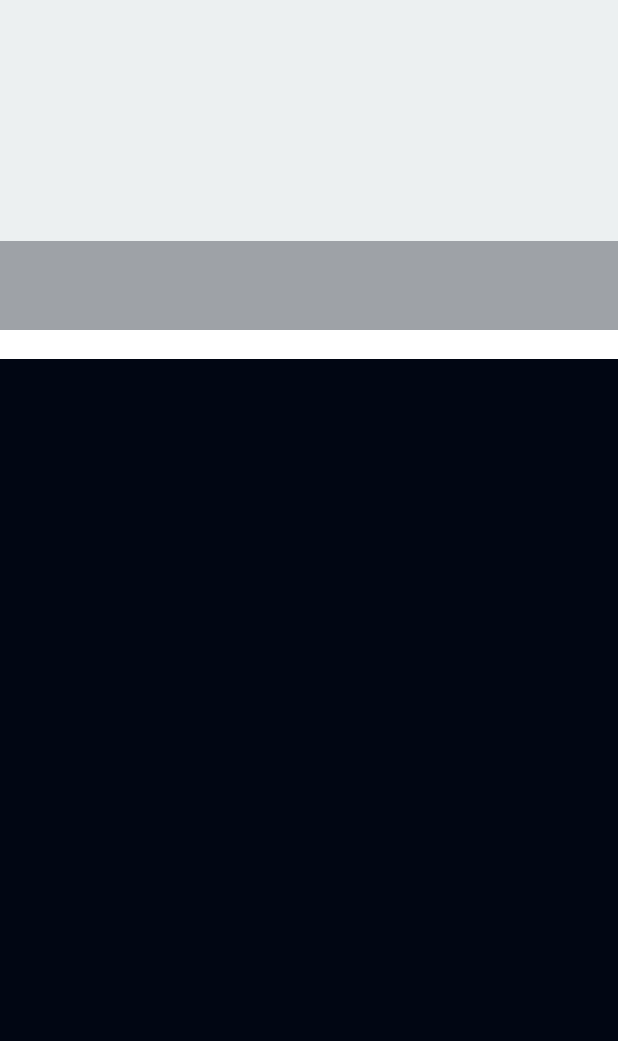
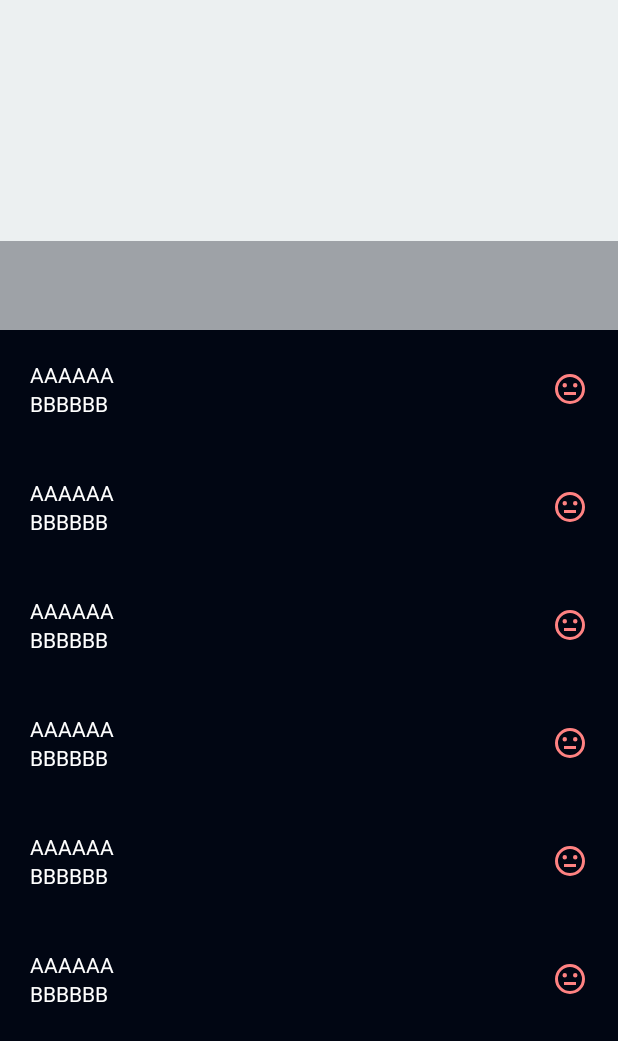
Before and after one commit to spetrovskii/NasaAsteroids, an Android app: the layout fragment_main.xml on its own in the app's theme, with its tools: preview values and no code run, on a phone screen of 412 x 824 dp. Shown: the top 1041 px of the screen. Run offline under Robolectric (Android 15) with nearby library versions, the phone set to English and light mode, and no system bars.

Commit message:
RecyclerView

```diff
--- a/app/build.gradle
+++ b/app/build.gradle
@@ -52,6 +52,7 @@ dependencies {
 
     implementation "com.squareup.retrofit2:retrofit:2.9.0"
     implementation "com.squareup.retrofit2:converter-moshi:2.9.0"
+    implementation 'com.squareup.retrofit2:converter-scalars:2.9.0'
     implementation 'com.jakewharton.retrofit:retrofit2-kotlin-coroutines-adapter:0.9.2'
 
     implementation "org.jetbrains.kotlinx:kotlinx-coroutines-core:1.4.3"
--- a/app/src/main/java/com/udacity/asteroidradar/api/NasaApiServices.kt
+++ b/app/src/main/java/com/udacity/asteroidradar/api/NasaApiServices.kt
@@ -9,6 +9,7 @@ import org.json.JSONObject
 import retrofit2.Call
 import retrofit2.Retrofit
 import retrofit2.converter.moshi.MoshiConverterFactory
+import retrofit2.converter.scalars.ScalarsConverterFactory
 import retrofit2.http.GET
 import retrofit2.http.Query
 
@@ -17,6 +18,7 @@ private val moshi = Moshi.Builder()
     .build()
 
 private val retrofit = Retrofit.Builder()
+    .addConverterFactory(ScalarsConverterFactory.create())
     .addConverterFactory(MoshiConverterFactory.create(moshi))
     .baseUrl("https://api.nasa.gov")
     .build()
@@ -32,7 +34,7 @@ interface NasaApiServices{
         @Query("start_date") startDate: String = "2015-09-07",
         @Query("end_date") endDate : String = "2015-09-08",
         @Query("api_key") apiKey: String = Constants.API_KEY
-    ): Call<JSONObject>
+    ): Call<String>
 }
 
 object NasaApi{
--- a/app/src/main/java/com/udacity/asteroidradar/main/MainFragment.kt
+++ b/app/src/main/java/com/udacity/asteroidradar/main/MainFragment.kt
@@ -18,6 +18,7 @@ class MainFragment : Fragment() {
         val binding = FragmentMainBinding.inflate(inflater)
         binding.lifecycleOwner = this
         binding.viewModel = viewModel
+        binding.asteroidRecycler.adapter = AsteroidsAdapter()
         setHasOptionsMenu(true)
         return binding.root
     }
--- a/app/src/main/res/layout/fragment_main.xml
+++ b/app/src/main/res/layout/fragment_main.xml
@@ -1,6 +1,7 @@
 <?xml version="1.0" encoding="utf-8"?>
 <layout xmlns:android="http://schemas.android.com/apk/res/android"
-    xmlns:app="http://schemas.android.com/apk/res-auto">
+    xmlns:app="http://schemas.android.com/apk/res-auto"
+    xmlns:tools="http://schemas.android.com/tools">
 
     <data>
         <variable
@@ -44,7 +45,20 @@
                 android:text="@{viewModel.pictureOfTheDay.title}" />
         </FrameLayout>
 
-       <!-- <androidx.recyclerview.widget.RecyclerView
+        <!--<TextView
+            android:layout_width="match_parent"
+            android:layout_height="wrap_content"
+            android:background="@android:color/white"
+            android:textColor="@android:color/black"
+            android:text="@{viewModel.asteroids.get(1).codename}"
+            app:layout_constraintBottom_toBottomOf="parent"
+            app:layout_constraintEnd_toEndOf="parent"
+            app:layout_constraintHorizontal_bias="0.0"
+            app:layout_constraintStart_toStartOf="parent"
+            app:layout_constraintTop_toBottomOf="@+id/activity_main_image_of_the_day_layout"
+            app:layout_constraintVertical_bias="0.0"/>-->
+
+        <androidx.recyclerview.widget.RecyclerView
             android:id="@+id/asteroid_recycler"
             android:layout_width="0dp"
             android:layout_height="0dp"
@@ -54,20 +68,10 @@
             app:layout_constraintHorizontal_bias="0.0"
             app:layout_constraintStart_toStartOf="parent"
             app:layout_constraintTop_toBottomOf="@+id/activity_main_image_of_the_day_layout"
-            app:layout_constraintVertical_bias="0.0" />-->
-
-        <TextView
-            android:layout_width="match_parent"
-            android:layout_height="wrap_content"
-            android:background="@android:color/white"
-            android:textColor="@android:color/black"
-            android:text="@{viewModel.response}"
-            app:layout_constraintBottom_toBottomOf="parent"
-            app:layout_constraintEnd_toEndOf="parent"
-            app:layout_constraintHorizontal_bias="0.0"
-            app:layout_constraintStart_toStartOf="parent"
-            app:layout_constraintTop_toBottomOf="@+id/activity_main_image_of_the_day_layout"
-            app:layout_constraintVertical_bias="0.0"/>
+            app:layout_constraintVertical_bias="0.0"
+            listData="@{viewModel.asteroids}"
+            tools:itemCount="20"
+            tools:listitem="@layout/item_asteroid"/>
 
         <ProgressBar
             android:id="@+id/status_loading_wheel"
--- /dev/null
+++ b/app/src/main/res/layout/item_asteroid.xml
@@ -0,0 +1,49 @@
+<layout xmlns:android="http://schemas.android.com/apk/res/android"
+    xmlns:app="http://schemas.android.com/apk/res-auto"
+    xmlns:tools="http://schemas.android.com/tools">
+    <data>
+        <variable
+            name="asteroid"
+            type="com.udacity.asteroidradar.Asteroid" />
+    </data>
+
+    <androidx.constraintlayout.widget.ConstraintLayout
+        android:layout_width="match_parent"
+        android:layout_height="wrap_content"
+        android:padding="20dp"
+        tools:background="@color/app_background">
+
+        <TextView
+            android:id="@+id/asteroid_codename"
+            android:layout_width="match_parent"
+            android:layout_height="wrap_content"
+            android:textColor="@android:color/white"
+            android:text="@{asteroid.codename}"
+            app:layout_constraintStart_toStartOf="parent"
+            app:layout_constraintTop_toTopOf="parent"
+            app:layout_constraintEnd_toStartOf="@+id/is_asteroid_hazardous"
+            tools:text="AAAAAA"/>
+
+        <TextView
+            android:id="@+id/asteroid_date"
+            android:layout_width="match_parent"
+            android:layout_height="wrap_content"
+            android:text="@{asteroid.closeApproachDate}"
+            android:textColor="@android:color/white"
+            app:layout_constraintEnd_toStartOf="@+id/is_asteroid_hazardous"
+            app:layout_constraintStart_toStartOf="parent"
+            app:layout_constraintTop_toBottomOf="@id/asteroid_codename"
+            tools:text="BBBBBB" />
+
+        <ImageView
+            android:id="@+id/is_asteroid_hazardous"
+            android:layout_width="wrap_content"
+            android:layout_height="wrap_content"
+            app:layout_constraintBottom_toBottomOf="parent"
+            app:layout_constraintEnd_toEndOf="parent"
+            app:layout_constraintTop_toTopOf="parent"
+            app:statusIcon="@{asteroid.potentiallyHazardous}"
+            tools:src="@drawable/ic_status_potentially_hazardous" />
+    </androidx.constraintlayout.widget.ConstraintLayout>
+
+</layout>
```
Also changed, not shown: app/src/main/java/com/udacity/asteroidradar/BindingAdapters.kt (+8 -0 lines), app/src/main/java/com/udacity/asteroidradar/main/AsteroidsAdapter.kt (added, +39 -0 lines), app/src/main/java/com/udacity/asteroidradar/main/MainViewModel.kt (+4 -5 lines).
